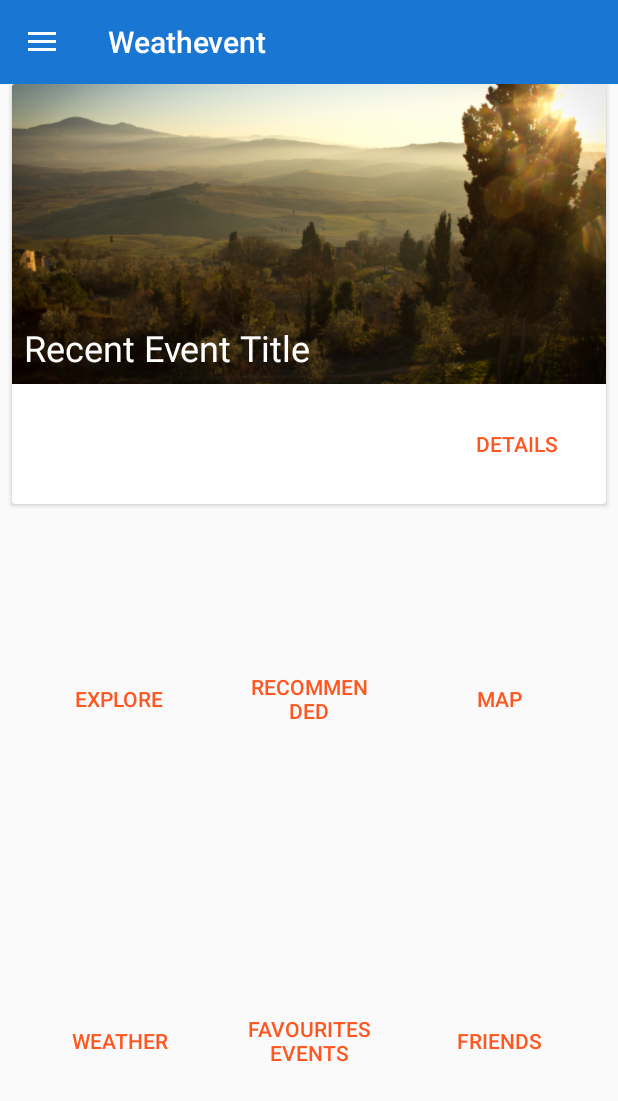
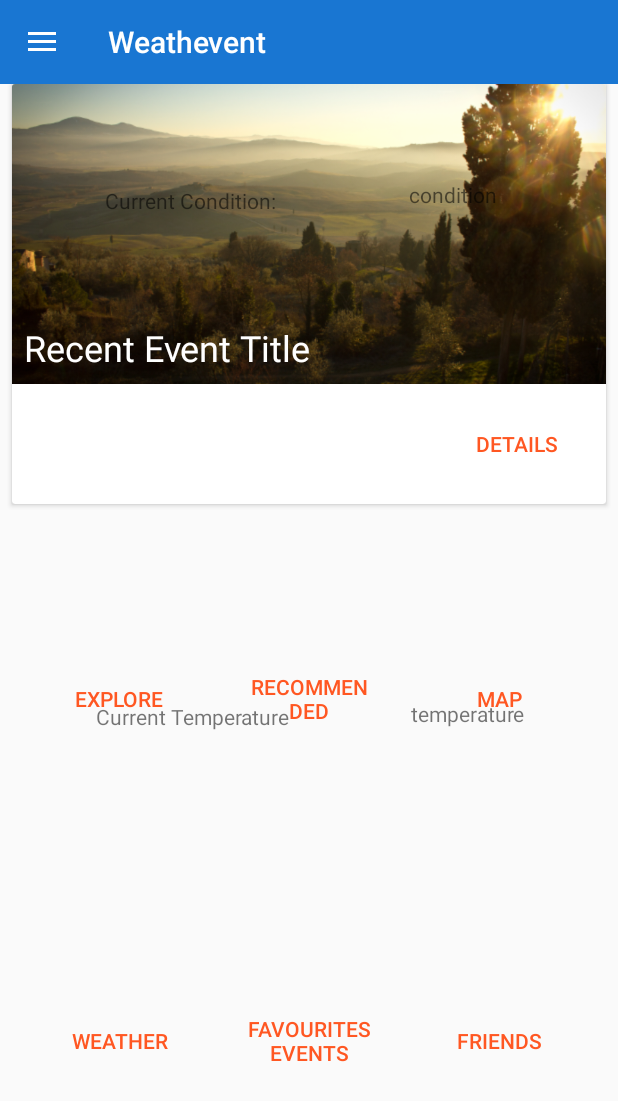
Before and after one commit to VaKs/weathevent, an Android app: the fragment WeatherFragment placed in its activity, on a phone screen of 412 x 824 dp. Shown: the top 1101 px of the screen. Run offline under Robolectric (Android 15) with nearby library versions, the phone set to English and light mode, and no system bars; 2 statements that could not run were skipped.

Commit message:
Weather Finished Without Icons(interface ugly AF)

```diff
--- a/app/src/main/res/layout/fragment_weather.xml
+++ b/app/src/main/res/layout/fragment_weather.xml
@@ -1,6 +1,72 @@
 <?xml version="1.0" encoding="utf-8"?>
 <android.support.constraint.ConstraintLayout xmlns:android="http://schemas.android.com/apk/res/android"
+    xmlns:app="http://schemas.android.com/apk/res-auto"
+    xmlns:tools="http://schemas.android.com/tools"
     android:layout_width="match_parent"
     android:layout_height="match_parent">
 
+    <TextView
+        android:id="@+id/current_conditions_txt"
+        android:layout_width="wrap_content"
+        android:layout_height="wrap_content"
+        android:layout_marginBottom="8dp"
+        android:layout_marginEnd="8dp"
+        android:layout_marginStart="8dp"
+        android:layout_marginTop="112dp"
+        android:text="@string/current_conditions_text"
+        app:layout_constraintBottom_toBottomOf="parent"
+        app:layout_constraintEnd_toStartOf="@+id/conditions_icon"
+        app:layout_constraintHorizontal_bias="0.433"
+        app:layout_constraintStart_toStartOf="parent"
+        app:layout_constraintTop_toTopOf="parent"
+        app:layout_constraintVertical_bias="0.018" />
+
+    <TextView
+        android:id="@+id/conditions_icon"
+        android:layout_width="wrap_content"
+        android:layout_height="wrap_content"
+        android:layout_marginBottom="8dp"
+        android:layout_marginEnd="8dp"
+        android:layout_marginStart="176dp"
+        android:layout_marginTop="120dp"
+        android:text="@string/condition_icon"
+        app:layout_constraintBottom_toBottomOf="parent"
+        app:layout_constraintEnd_toEndOf="parent"
+        app:layout_constraintHorizontal_bias="0.57"
+        app:layout_constraintStart_toStartOf="parent"
+        app:layout_constraintTop_toTopOf="parent"
+        app:layout_constraintVertical_bias="0.0" />
+
+    <TextView
+        android:id="@+id/temperature_text"
+        android:layout_width="wrap_content"
+        android:layout_height="wrap_content"
+        android:layout_marginBottom="8dp"
+        android:layout_marginEnd="8dp"
+        android:layout_marginStart="8dp"
+        android:layout_marginTop="8dp"
+        android:text="@string/temperature_text"
+        app:layout_constraintBottom_toBottomOf="parent"
+        app:layout_constraintEnd_toStartOf="@+id/temperature_degree"
+        app:layout_constraintHorizontal_bias="0.433"
+        app:layout_constraintStart_toStartOf="parent"
+        app:layout_constraintTop_toBottomOf="@+id/current_conditions_txt"
+        app:layout_constraintVertical_bias="0.491" />
+
+    <TextView
+        android:id="@+id/temperature_degree"
+        android:layout_width="wrap_content"
+        android:layout_height="wrap_content"
+        android:layout_marginBottom="8dp"
+        android:layout_marginEnd="8dp"
+        android:layout_marginStart="8dp"
+        android:layout_marginTop="8dp"
+        android:text="@string/temperature_degree"
+        app:layout_constraintBottom_toBottomOf="parent"
+        app:layout_constraintEnd_toEndOf="parent"
+        app:layout_constraintHorizontal_bias="0.831"
+        app:layout_constraintStart_toStartOf="parent"
+        app:layout_constraintTop_toBottomOf="@+id/conditions_icon"
+        app:layout_constraintVertical_bias="0.491" />
+
 </android.support.constraint.ConstraintLayout>
--- a/app/src/main/res/values/strings.xml
+++ b/app/src/main/res/values/strings.xml
@@ -78,4 +78,10 @@
     <string name="text_location_permission">Please give us location permissions</string>
     <string name="ok">OK</string>
 
+    <!--Weather -->
+    <string name="current_conditions_text">Current Condition: </string>
+    <string name="condition_icon">condition</string>
+    <string name="temperature_text">Current Temperature</string>
+    <string name="temperature_degree">temperature</string>
+
 </resources>
```
Also changed, not shown: app/src/main/java/Fragment/WeatherFragment.java (+44 -12 lines).
